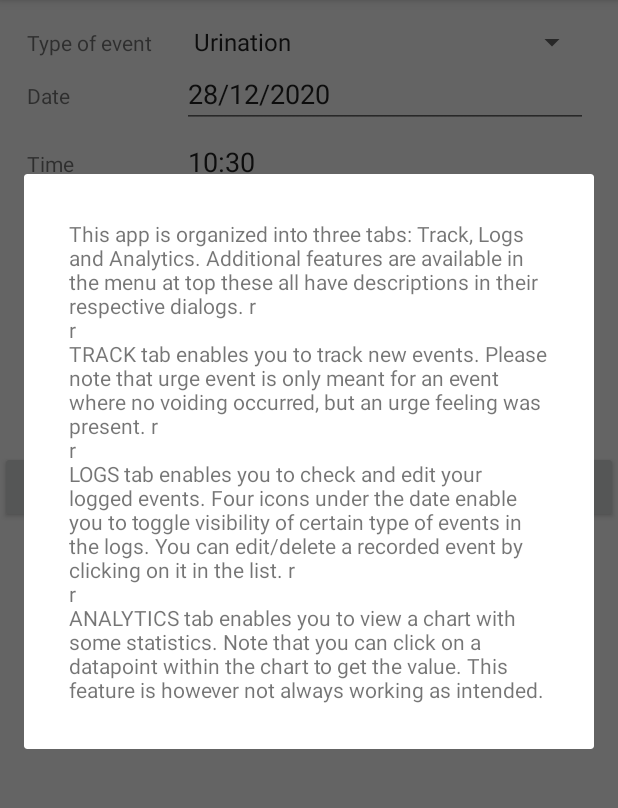
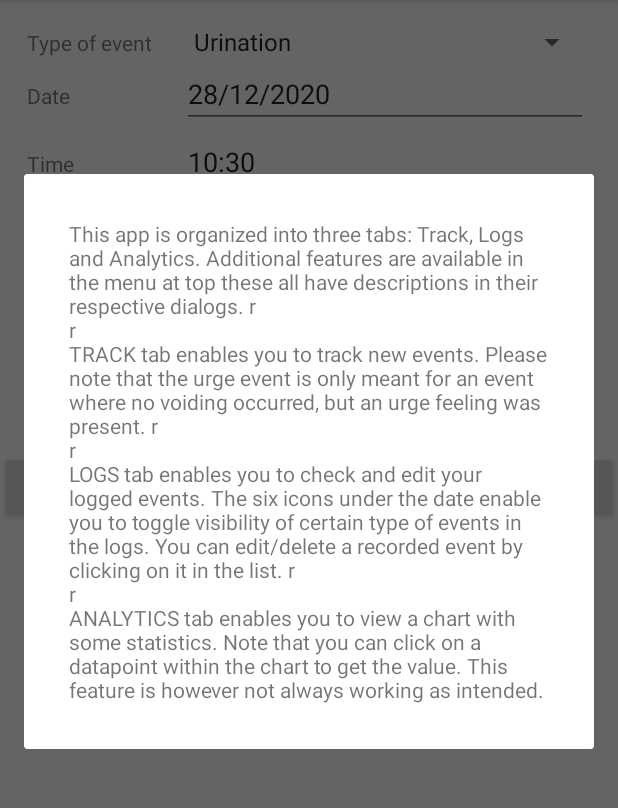
Before and after one commit to kocurvik/UriTrack, an Android app: the fragment HelpDialog placed in its activity, on a phone screen of 412 x 824 dp, the part 156-964 px from its top. Run offline under Robolectric (Android 15) with nearby library versions, the phone set to English and light mode, and no system bars.

Commit message:
help text changed

```diff
--- a/app/src/main/res/values/strings.xml
+++ b/app/src/main/res/values/strings.xml
@@ -10,7 +10,7 @@
     <string name="about">About</string>
     <string name="help">Help</string>
     <string name="aboutText">UriTrack is an app which enables you to log your urinary events and keep track of your urinary health. The app provides charts with some statistics as well as an ability to export a pdf table you can use to show to your health care professional. \r\n \r\nThis app has been created by Viktor Kocur as a free-time project. This is my first android project and I don\'t have enough time to do proper testing, so please understand that there may be bugs, even serious ones. If you have any feedback please contact me at kocurvik@gmail.com.</string>
-    <string name="helpText">This app is organized into three tabs: Track, Logs and Analytics. Additional features are available in the menu at top these all have descriptions in their respective dialogs. \r\n\r\nTRACK tab enables you to track new events. Please note that urge event is only meant for an event where no voiding occurred, but an urge feeling was present. \r\n\r\nLOGS tab enables you to check and edit your logged events. Four icons under the date enable you to toggle visibility of certain type of events in the logs. You can edit/delete a recorded event by clicking on it in the list. \r\n\r\nANALYTICS tab enables you to view a chart with some statistics. Note that you can click on a datapoint within the chart to get the value. This feature is however not always working as intended.</string>
+    <string name="helpText">This app is organized into three tabs: Track, Logs and Analytics. Additional features are available in the menu at top these all have descriptions in their respective dialogs. \r\n\r\nTRACK tab enables you to track new events. Please note that the urge event is only meant for an event where no voiding occurred, but an urge feeling was present. \r\n\r\nLOGS tab enables you to check and edit your logged events. The six icons under the date enable you to toggle visibility of certain type of events in the logs. You can edit/delete a recorded event by clicking on it in the list. \r\n\r\nANALYTICS tab enables you to view a chart with some statistics. Note that you can click on a datapoint within the chart to get the value. This feature is however not always working as intended.</string>
     <string name="measurement_units">Measurement Units</string>
     <string-array name="event_types">
         <item>Urination</item>
```
